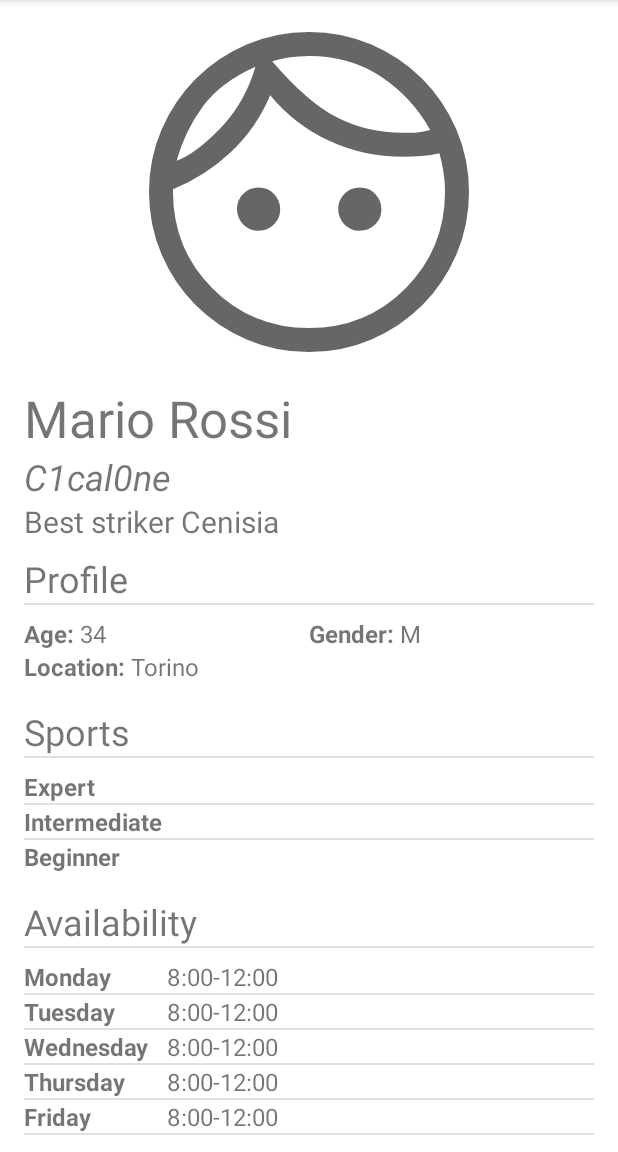
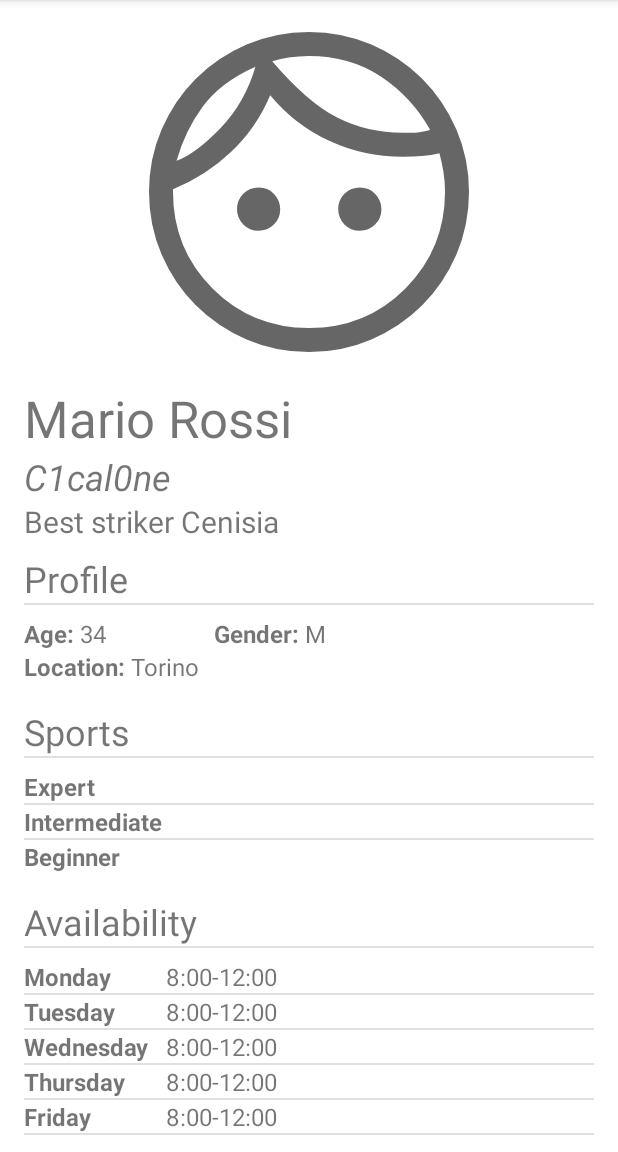
Before and after one commit to edoardocolella/SportTime, an Android app: the screen it shows after launch (ShowProfileActivity), on a phone screen of 412 x 824 dp, the part 84-1236 px from its top. Run offline under Robolectric (Android 15) with nearby library versions, the phone set to English and light mode, and no system bars.

Commit message:
layout fixes

```diff
--- a/app/src/main/res/layout/activity_show_profile.xml
+++ b/app/src/main/res/layout/activity_show_profile.xml
@@ -94,7 +94,7 @@
 
                         <LinearLayout
                             android:id="@+id/ageLayout"
-                            android:layout_width="match_parent"
+                            android:layout_width="0dp"
                             android:layout_height="wrap_content"
                             android:layout_weight="1"
                             android:orientation="horizontal">
@@ -117,9 +117,9 @@
 
                         <LinearLayout
                             android:id="@+id/genderLayout"
-                            android:layout_width="match_parent"
+                            android:layout_width="0dp"
                             android:layout_height="wrap_content"
-                            android:layout_weight="1"
+                            android:layout_weight="2"
                             android:orientation="horizontal">
 
                             <TextView
@@ -193,18 +193,18 @@
 
                         <TextView
                             android:id="@+id/expertLabel_textView"
-                            android:layout_width="match_parent"
+                            android:layout_width="0dp"
                             android:layout_height="wrap_content"
-                            android:layout_weight="2"
+                            android:layout_weight="3"
                             android:text="@string/expertLabel"
                             android:textSize="16sp"
                             android:textStyle="bold" />
 
                         <TextView
                             android:id="@+id/expertList_textView"
-                            android:layout_width="match_parent"
+                            android:layout_width="0dp"
                             android:layout_height="wrap_content"
-                            android:layout_weight="1"
+                            android:layout_weight="7"
                             android:text="@string/expertSports"
                             android:textSize="16sp" />
                     </LinearLayout>
@@ -223,18 +223,18 @@
 
                         <TextView
                             android:id="@+id/intermediateLabel_textView"
-                            android:layout_width="match_parent"
+                            android:layout_width="0dp"
                             android:layout_height="wrap_content"
-                            android:layout_weight="2"
+                            android:layout_weight="3"
                             android:text="@string/intermediateLabel"
                             android:textSize="16sp"
                             android:textStyle="bold" />
 
                         <TextView
                             android:id="@+id/intermediateList_textView"
-                            android:layout_width="match_parent"
+                            android:layout_width="0dp"
                             android:layout_height="wrap_content"
-                            android:layout_weight="1"
+                            android:layout_weight="7"
                             android:text="@string/intermediateSports"
                             android:textSize="16sp" />
                     </LinearLayout>
@@ -253,18 +253,18 @@
 
                         <TextView
                             android:id="@+id/beginnerLabel_textView"
-                            android:layout_width="match_parent"
+                            android:layout_width="0dp"
                             android:layout_height="wrap_content"
-                            android:layout_weight="2"
+                            android:layout_weight="3"
                             android:text="@string/beginnerLabel"
                             android:textSize="16sp"
                             android:textStyle="bold" />
 
                         <TextView
                             android:id="@+id/beginnerList_textView"
-                            android:layout_width="match_parent"
+                            android:layout_width="0dp"
                             android:layout_height="wrap_content"
-                            android:layout_weight="1"
+                            android:layout_weight="7"
                             android:text="@string/beginnerSports"
                             android:textSize="16sp" />
                     </LinearLayout>
@@ -307,18 +307,18 @@
 
                             <TextView
                                 android:id="@+id/monLabel_textView"
-                                android:layout_width="match_parent"
+                                android:layout_width="0dp"
                                 android:layout_height="wrap_content"
-                                android:layout_weight="3"
+                                android:layout_weight="1"
                                 android:text="@string/mondayLabel"
                                 android:textSize="16sp"
                                 android:textStyle="bold" />
 
                             <TextView
                                 android:id="@+id/monHours_textView"
-                                android:layout_width="match_parent"
+                                android:layout_width="0dp"
                                 android:layout_height="wrap_content"
-                                android:layout_weight="1"
+                                android:layout_weight="3"
                                 android:text="@string/mondayHours"
                                 android:textSize="16sp" />
                         </LinearLayout>
@@ -337,18 +337,18 @@
 
                             <TextView
                                 android:id="@+id/tueLabel_textView"
-                                android:layout_width="match_parent"
+                                android:layout_width="0dp"
                                 android:layout_height="wrap_content"
-                                android:layout_weight="3"
+                                android:layout_weight="1"
                                 android:text="@string/tuesdayLabel"
                                 android:textSize="16sp"
                                 android:textStyle="bold" />
 
                             <TextView
                                 android:id="@+id/tueHours_textView"
-                                android:layout_width="match_parent"
+                                android:layout_width="0dp"
                                 android:layout_height="wrap_content"
-                                android:layout_weight="1"
+                                android:layout_weight="3"
                                 android:text="@string/tuesdayHours"
                                 android:textSize="16sp" />
                         </LinearLayout>
@@ -367,18 +367,18 @@
 
                             <TextView
                                 android:id="@+id/wedLabel_textView"
-                                android:layout_width="match_parent"
+                                android:layout_width="0dp"
                                 android:layout_height="wrap_content"
-                                android:layout_weight="3"
+                                android:layout_weight="1"
                                 android:text="@string/wednesdayLabel"
                                 android:textSize="16sp"
                                 android:textStyle="bold" />
 
                             <TextView
                                 android:id="@+id/wedHours_textView"
-                                android:layout_width="match_parent"
+                                android:layout_width="0dp"
                                 android:layout_height="wrap_content"
-                                android:layout_weight="1"
+                                android:layout_weight="3"
                                 android:text="@string/wednesdayHours"
                                 android:textSize="16sp" />
                         </LinearLayout>
@@ -397,18 +397,18 @@
 
                             <TextView
                                 android:id="@+id/thuLabel_textView"
-                                android:layout_width="match_parent"
+                                android:layout_width="0dp"
                                 android:layout_height="wrap_content"
-                                android:layout_weight="3"
+                                android:layout_weight="1"
                                 android:text="@string/thursdayLabel"
                                 android:textSize="16sp"
                                 android:textStyle="bold" />
 
                             <TextView
                                 android:id="@+id/thuHours_textView"
-                                android:layout_width="match_parent"
+                                android:layout_width="0dp"
                                 android:layout_height="wrap_content"
-                                android:layout_weight="1"
+                                android:layout_weight="3"
                                 android:text="@string/thursdayHours"
                                 android:textSize="16sp" />
                         </LinearLayout>
@@ -427,18 +427,18 @@
 
                             <TextView
                                 android:id="@+id/friLabel_textView"
-                                android:layout_width="match_parent"
+                                android:layout_width="0dp"
                                 android:layout_height="wrap_content"
-                                android:layout_weight="3"
+                                android:layout_weight="1"
                                 android:text="@string/fridayLabel"
                                 android:textSize="16sp"
                                 android:textStyle="bold" />
 
                             <TextView
                                 android:id="@+id/friHours_textView"
-                                android:layout_width="match_parent"
+                                android:layout_width="0dp"
                                 android:layout_height="wrap_content"
-                                android:layout_weight="1"
+                                android:layout_weight="3"
                                 android:text="@string/fridayHours"
                                 android:textSize="16sp" />
                         </LinearLayout>
@@ -457,18 +457,18 @@
 
                             <TextView
                                 android:id="@+id/satLabel_textView"
-                                android:layout_width="match_parent"
+                                android:layout_width="0dp"
                                 android:layout_height="wrap_content"
-                                android:layout_weight="3"
+                                android:layout_weight="1"
                                 android:text="@string/saturdayLabel"
                                 android:textSize="16sp"
                                 android:textStyle="bold" />
 
                             <TextView
                                 android:id="@+id/satHours_textView"
-                                android:layout_width="match_parent"
+                                android:layout_width="0dp"
                                 android:layout_height="wrap_content"
-                                android:layout_weight="1"
+                                android:layout_weight="3"
                                 android:text="@string/saturdayHours"
                                 android:textSize="16sp" />
 
@@ -488,18 +488,18 @@
 
                             <TextView
                                 android:id="@+id/sunLabel_textView"
-                                android:layout_width="match_parent"
+                                android:layout_width="0dp"
                                 android:layout_height="wrap_content"
-                                android:layout_weight="3"
+                                android:layout_weight="1"
                                 android:text="@string/sundayLabel"
                                 android:textSize="16sp"
                                 android:textStyle="bold" />
 
                             <TextView
                                 android:id="@+id/sunHours_textView"
-                                android:layout_width="match_parent"
+                                android:layout_width="0dp"
                                 android:layout_height="wrap_content"
-                                android:layout_weight="1"
+                                android:layout_weight="3"
                                 android:text="@string/sundayHours"
                                 android:textSize="16sp" />
                         </LinearLayout>
```
